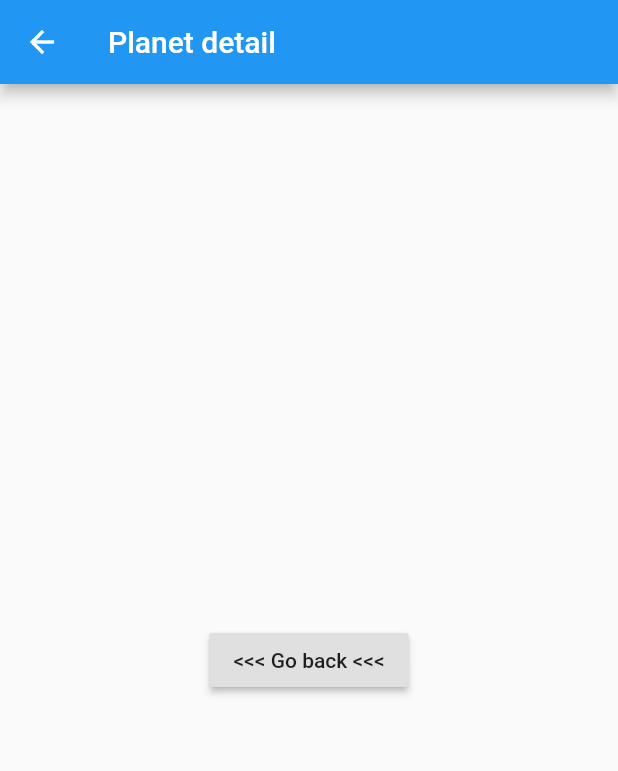
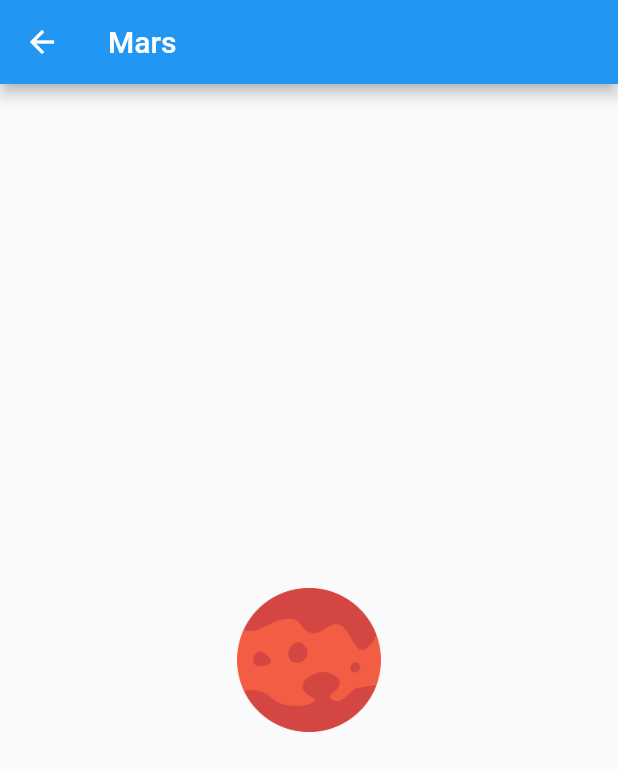
Before and after one commit to enzoftware/planets_flutter, a Flutter app: the screen it shows after launch, after a tap on "Mars", on a phone screen of 412 x 824 dp. Shown: the top 771 px of the screen. Run offline on Flutter 3.47's test engine with Material 2 defaults, Android fonts, the phone set to English and light mode, and no system bars.

Commit message:
Passing parameters

```diff
--- a/lib/main.dart
+++ b/lib/main.dart
@@ -7,8 +7,5 @@ void main() {
   runApp(new MaterialApp(
     title: "Planets",
     home: new HomePage(),
-    routes: <String, WidgetBuilder>{
-      '/detail': (_) => DetailPage(),
-    },
   ));
 }
--- a/lib/screens/DetailPage.dart
+++ b/lib/screens/DetailPage.dart
@@ -1,16 +1,24 @@
 import 'package:flutter/material.dart';
+import 'package:flutter_planets/model/Planet.dart';
 
 class DetailPage extends StatelessWidget{
+  final Planet planet;
+
+  DetailPage(this.planet);
+
   @override
   Widget build(BuildContext context) {
     return Scaffold(
       appBar: AppBar(
-        title: Text("Planet detail"),
+        title: Text(planet.name),
       ),
-      body: Center(
-        child: RaisedButton(
-            onPressed: () => Navigator.pop(context),
-            child: Text("<<< Go back <<<"),
+      body: Container(
+        constraints: BoxConstraints.expand(),
+        child: Column(
+            mainAxisAlignment: MainAxisAlignment.center,
+            children: <Widget>[
+              Image.asset(planet.image, width: 96, height: 96,)
+          ],
         ),
       ),
     );
--- a/lib/widgets/PlanetRow.dart
+++ b/lib/widgets/PlanetRow.dart
@@ -1,5 +1,6 @@
 import 'package:flutter/material.dart';
 import 'package:flutter_planets/model/Planet.dart';
+import 'package:flutter_planets/screens/DetailPage.dart';
 
 class PlanetRow extends StatelessWidget{
 
@@ -129,7 +130,9 @@ class PlanetRow extends StatelessWidget{
 
 
     return GestureDetector(
-      onTap: () => Navigator.pushNamed(context, "/detail"),
+      onTap: () => Navigator.of(context).push(PageRouteBuilder(
+          pageBuilder: (_, __, ___) => DetailPage(planet),
+      )),
       child : Container(
         height: 120,
         margin: const EdgeInsets.symmetric(
```
